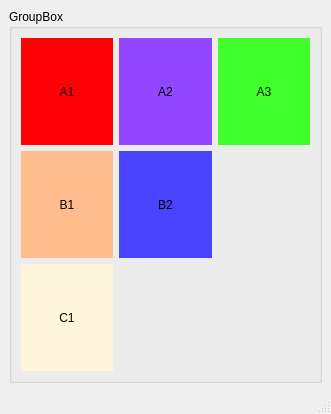
Before: the Qt Designer form test.ui in PyShaman/Lucas, drawn with Qt 5.
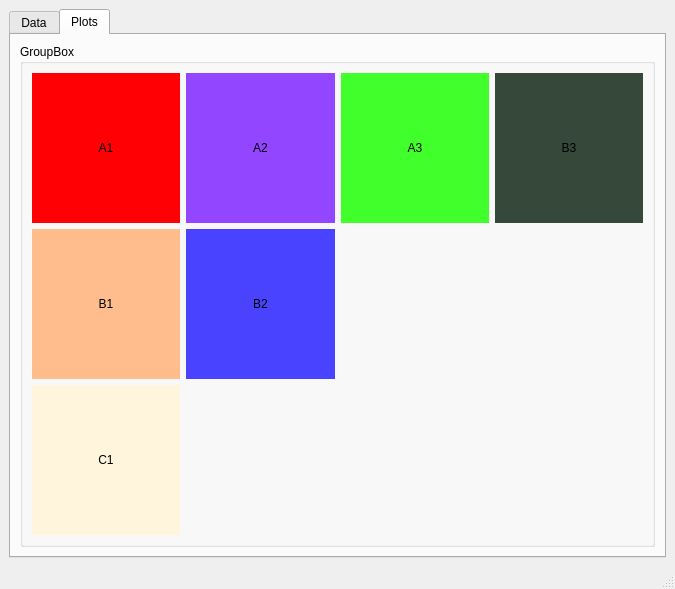
After: the same form once the commit is applied.

```diff
--- a/test.ui
+++ b/test.ui
@@ -6,8 +6,8 @@
    <rect>
     <x>0</x>
     <y>0</y>
-    <width>331</width>
-    <height>414</height>
+    <width>675</width>
+    <height>589</height>
    </rect>
   </property>
   <property name="windowTitle">
@@ -16,12 +16,27 @@
   <widget class="QWidget" name="centralwidget">
    <layout class="QVBoxLayout" name="verticalLayout">
     <item>
-     <widget class="QGroupBox" name="groupBox">
+     <widget class="QTabWidget" name="tabWidget">
+      <property name="currentIndex">
+       <number>1</number>
+      </property>
+      <widget class="QWidget" name="tab">
+       <attribute name="title">
+        <string>Data</string>
+       </attribute>
+      </widget>
+      <widget class="QWidget" name="tab_2">
+       <attribute name="title">
+        <string>Plots</string>
+       </attribute>
+       <layout class="QVBoxLayout" name="verticalLayout_2">
+        <item>
+         <widget class="QGroupBox" name="partial_f0_box">
       <property name="title">
        <string>GroupBox</string>
       </property>
       <layout class="QGridLayout" name="gridLayout">
-       <item row="1" column="0">
+           <item row="0" column="0">
         <widget class="QLabel" name="label">
          <property name="styleSheet">
           <string notr="true">background-color: rgb(255, 0, 4);</string>
@@ -34,20 +49,20 @@
          </property>
         </widget>
        </item>
-       <item row="2" column="0">
-        <widget class="QLabel" name="label_4">
+           <item row="0" column="1">
+            <widget class="QLabel" name="label_2">
          <property name="styleSheet">
-          <string notr="true">background-color: rgb(255, 188, 140);</string>
+              <string notr="true">background-color: rgb(147, 70, 255);</string>
          </property>
          <property name="text">
-          <string>B1</string>
+              <string>A2</string>
          </property>
          <property name="alignment">
           <set>Qt::AlignCenter</set>
          </property>
         </widget>
        </item>
-       <item row="1" column="2">
+           <item row="0" column="2">
         <widget class="QLabel" name="label_3">
          <property name="styleSheet">
           <string notr="true">background-color: rgb(64, 255, 43);</string>
@@ -60,33 +75,33 @@
          </property>
         </widget>
        </item>
+           <item row="0" column="3">
+            <widget class="QLabel" name="label_7">
+             <property name="styleSheet">
+              <string notr="true">background-color: rgb(53, 72, 58);</string>
+             </property>
+             <property name="text">
+              <string>B3</string>
+             </property>
+             <property name="alignment">
+              <set>Qt::AlignCenter</set>
+             </property>
+            </widget>
+           </item>
+           <item row="1" column="0">
+            <widget class="QLabel" name="label_4">
+             <property name="styleSheet">
+              <string notr="true">background-color: rgb(255, 188, 140);</string>
+             </property>
+             <property name="text">
+              <string>B1</string>
+             </property>
+             <property name="alignment">
+              <set>Qt::AlignCenter</set>
+             </property>
+            </widget>
+           </item>
        <item row="1" column="1">
-        <widget class="QLabel" name="label_2">
-         <property name="styleSheet">
-          <string notr="true">background-color: rgb(147, 70, 255);</string>
-         </property>
-         <property name="text">
-          <string>A2</string>
-         </property>
-         <property name="alignment">
-          <set>Qt::AlignCenter</set>
-         </property>
-        </widget>
-       </item>
-       <item row="3" column="0">
-        <widget class="QLabel" name="label_5">
-         <property name="styleSheet">
-          <string notr="true">background-color: rgb(255, 245, 220);</string>
-         </property>
-         <property name="text">
-          <string>C1</string>
-         </property>
-         <property name="alignment">
-          <set>Qt::AlignCenter</set>
-         </property>
-        </widget>
-       </item>
-       <item row="2" column="1">
         <widget class="QLabel" name="label_6">
          <property name="styleSheet">
           <string notr="true">background-color: rgb(73, 67, 255);</string>
@@ -99,7 +114,24 @@
          </property>
         </widget>
        </item>
-      </layout>
+           <item row="2" column="0">
+            <widget class="QLabel" name="label_5">
+             <property name="styleSheet">
+              <string notr="true">background-color: rgb(255, 245, 220);</string>
+             </property>
+             <property name="text">
+              <string>C1</string>
+             </property>
+             <property name="alignment">
+              <set>Qt::AlignCenter</set>
+             </property>
+            </widget>
+           </item>
+          </layout>
+         </widget>
+        </item>
+       </layout>
+      </widget>
      </widget>
     </item>
    </layout>
```
Left out of the diff: 2 changed lines with no effect on the pictures. Lines whose indentation alone changed are shown as unchanged.
